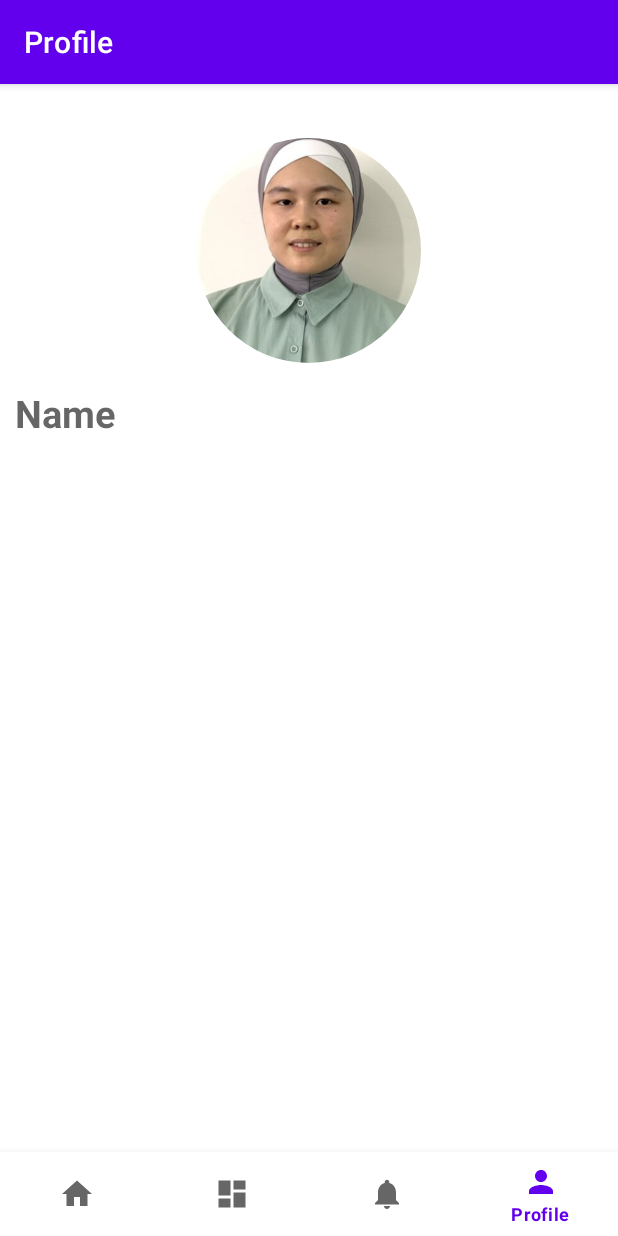
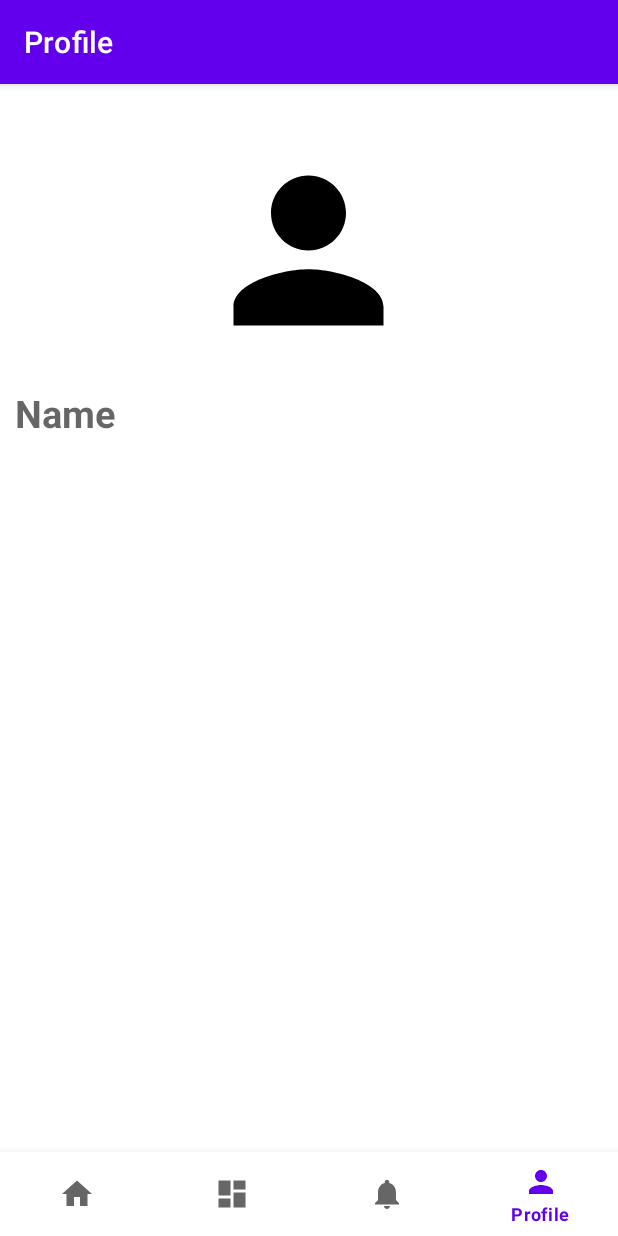
Before and after one commit to Madina192/Geeks_4_TaskManager, an Android app: the ProfileFragment screen opened through its navigation route, on a phone screen of 412 x 824 dp. Run offline under Robolectric (Android 15) with nearby library versions, the phone set to English and light mode, and no system bars; our stand-ins replace navigation-ui.

Commit message:
changed the image source

```diff
--- a/app/src/main/res/layout/fragment_profile.xml
+++ b/app/src/main/res/layout/fragment_profile.xml
@@ -9,12 +9,11 @@
     android:gravity="center_horizontal"
     >
 
-
     <com.google.android.material.imageview.ShapeableImageView
         android:id="@+id/iv_profile_image"
         android:layout_width="150dp"
         android:layout_height="150dp"
-        android:src="@drawable/my_photo"
+        android:src="@drawable/ic_person"
         app:shapeAppearanceOverlay="@style/RoundedImage"
         android:foregroundGravity="center"
         android:scaleType="centerCrop"
--- a/app/src/main/res/values/styles.xml
+++ b/app/src/main/res/values/styles.xml
@@ -1,6 +1,6 @@
 <?xml version="1.0" encoding="utf-8"?>
 <resources>
-    <style name="RoundedImage" >
+    <style name="RoundedImage">
         <item name="cornerSize">50%</item>
         <item name="strokeWidth">1dp</item>
         <item name="strokeColor">@color/black</item>
```
